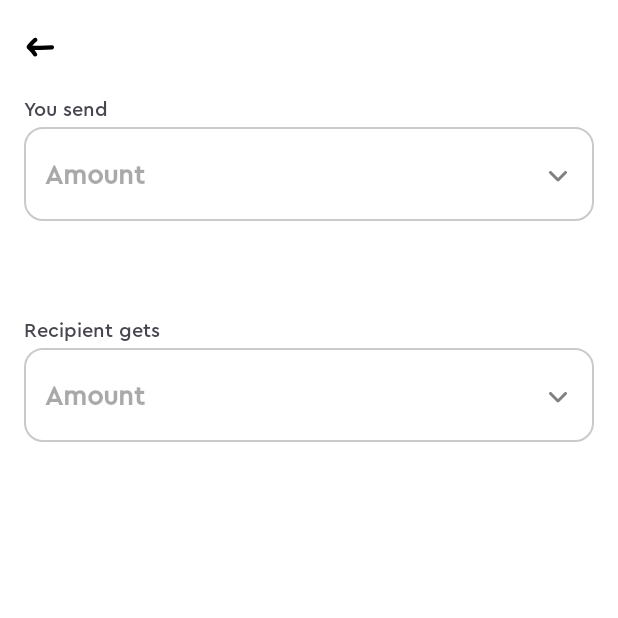
After one commit to judahben149/FourthWall, an Android app: the OfferingsFragment screen opened through its navigation route, on a phone screen of 412 x 824 dp, the top half of it. The commit adds this screen. Run offline under Robolectric (Android 15) with nearby library versions, the phone set to English and light mode, and no system bars; our stand-ins replace Dagger/Hilt's generated code; libraries missing offline, so code that uses them is left out: tbdex.sdk.protocol; 5 statements that could not run were skipped.

Commit message:
Wrote code and added functionality to fetch offerings from PFIs

```diff
--- /dev/null
+++ b/app/src/main/java/com/judahben149/fourthwall/data/repository/OfferingsRepository.kt
@@ -0,0 +1,13 @@
+package com.judahben149.fourthwall.data.repository
+
+import com.judahben149.fourthwall.domain.models.PfiData
+import tbdex.sdk.httpclient.TbdexHttpClient
+import tbdex.sdk.protocol.models.Offering
+import javax.inject.Inject
+
+class  OfferingsRepository @Inject constructor() {
+
+    suspend fun getPfiOfferings(pfiData: PfiData): List<Offering> {
+        return TbdexHttpClient.getOfferings(pfiData.pfiDid)
+    }
+}
--- a/app/src/main/java/com/judahben149/fourthwall/di/module/UseCaseModule.kt
+++ b/app/src/main/java/com/judahben149/fourthwall/di/module/UseCaseModule.kt
@@ -1,11 +1,13 @@
 package com.judahben149.fourthwall.di.module
 
 import com.judahben149.fourthwall.data.repository.CredentialsRepository
+import com.judahben149.fourthwall.data.repository.OfferingsRepository
 import com.judahben149.fourthwall.data.repository.OrderRepository
 import com.judahben149.fourthwall.data.repository.UserAccountRepository
 import com.judahben149.fourthwall.domain.usecase.orders.GetAllOrdersUseCase
 import com.judahben149.fourthwall.domain.usecase.user.GetKccUseCase
 import com.judahben149.fourthwall.domain.usecase.orders.InsertOrdersUseCase
+import com.judahben149.fourthwall.domain.usecase.pfi.GetPfiOfferingsUseCase
 import com.judahben149.fourthwall.domain.usecase.user.InsertUserWithCurrencyAccountsUseCase
 import dagger.Module
 import dagger.Provides
@@ -42,4 +44,12 @@ object UseCaseModule {
     ): InsertUserWithCurrencyAccountsUseCase {
         return InsertUserWithCurrencyAccountsUseCase(userAccountRepository)
     }
+
+    @Provides
+    @Singleton
+    fun providesGetPfiOfferingsUseCase(
+        offeringsRepository: OfferingsRepository
+    ): GetPfiOfferingsUseCase {
+        return GetPfiOfferingsUseCase(offeringsRepository)
+    }
 }
--- /dev/null
+++ b/app/src/main/java/com/judahben149/fourthwall/domain/usecase/pfi/GetPfiOfferingsUseCase.kt
@@ -0,0 +1,13 @@
+package com.judahben149.fourthwall.domain.usecase.pfi
+
+import com.judahben149.fourthwall.data.repository.OfferingsRepository
+import com.judahben149.fourthwall.domain.models.PfiData
+import tbdex.sdk.protocol.models.Offering
+import javax.inject.Inject
+
+class GetPfiOfferingsUseCase @Inject constructor(private val offeringsRepository: OfferingsRepository) {
+
+    suspend operator fun invoke(pfiData: PfiData): List<Offering> {
+        return offeringsRepository.getPfiOfferings(pfiData)
+    }
+}
--- a/app/src/main/java/com/judahben149/fourthwall/presentation/HomeFragment.kt
+++ b/app/src/main/java/com/judahben149/fourthwall/presentation/HomeFragment.kt
@@ -7,6 +7,7 @@ import android.view.View
 import android.view.ViewGroup
 import androidx.fragment.app.Fragment
 import androidx.navigation.fragment.findNavController
+import com.judahben149.fourthwall.R
 import com.judahben149.fourthwall.databinding.FragmentHomeBinding
 import com.judahben149.fourthwall.domain.SessionManager
 import com.judahben149.fourthwall.presentation.onboarding.OnboardingActivity
@@ -35,13 +36,17 @@ class HomeFragment : Fragment() {
     override fun onCreateView(
         inflater: LayoutInflater, container: ViewGroup?,
         savedInstanceState: Bundle?
-    ): View? {
+    ): View {
         _binding = FragmentHomeBinding.inflate(inflater, container, false)
         return binding.root
     }
 
     override fun onViewCreated(view: View, savedInstanceState: Bundle?) {
         super.onViewCreated(view, savedInstanceState)
+
+        binding.btnSeeOfferings.setOnClickListener {
+            navController.navigate(R.id.action_homeFragment_to_offeringsFragment)
+        }
     }
 
     override fun onDestroy() {
--- a/app/src/main/java/com/judahben149/fourthwall/presentation/exchange/ExchangeFragment.kt
+++ /dev/null
@@ -1,21 +0,0 @@
-package com.judahben149.fourthwall.presentation.exchange
-
-import android.os.Bundle
-import androidx.fragment.app.Fragment
-import android.view.LayoutInflater
-import android.view.View
-import android.view.ViewGroup
-import com.judahben149.fourthwall.R
-import dagger.hilt.android.AndroidEntryPoint
-
-@AndroidEntryPoint
-class ExchangeFragment : Fragment() {
-
-    override fun onCreateView(
-        inflater: LayoutInflater, container: ViewGroup?,
-        savedInstanceState: Bundle?
-    ): View? {
-        // Inflate the layout for this fragment
-        return inflater.inflate(R.layout.fragment_exchange, container, false)
-    }
-}
--- /dev/null
+++ b/app/src/main/java/com/judahben149/fourthwall/presentation/exchange/OfferingsFragment.kt
@@ -0,0 +1,72 @@
+package com.judahben149.fourthwall.presentation.exchange
+
+import android.os.Bundle
+import android.util.Log
+import android.view.LayoutInflater
+import android.view.View
+import android.view.ViewGroup
+import androidx.fragment.app.Fragment
+import androidx.fragment.app.viewModels
+import androidx.lifecycle.Lifecycle
+import androidx.lifecycle.lifecycleScope
+import androidx.lifecycle.repeatOnLifecycle
+import androidx.navigation.fragment.findNavController
+import com.judahben149.fourthwall.databinding.FragmentOfferingsBinding
+import com.judahben149.fourthwall.utils.views.disable
+import com.judahben149.fourthwall.utils.views.enable
+import com.judahben149.fourthwall.utils.views.showSnack
+import dagger.hilt.android.AndroidEntryPoint
+import kotlinx.coroutines.launch
+
+@AndroidEntryPoint
+class OfferingsFragment : Fragment() {
+
+    private var _binding: FragmentOfferingsBinding? = null
+    private val binding get() = _binding!!
+
+    private val viewModel: OfferingsViewModel by viewModels()
+    private val navController by lazy { findNavController() }
+
+    override fun onCreateView(
+        inflater: LayoutInflater, container: ViewGroup?,
+        savedInstanceState: Bundle?
+    ): View {
+        _binding = FragmentOfferingsBinding.inflate(inflater, container, false)
+        return binding.root
+    }
+
+    override fun onViewCreated(view: View, savedInstanceState: Bundle?) {
+        super.onViewCreated(view, savedInstanceState)
+        observeState()
+    }
+
+    private fun observeState() {
+        lifecycleScope.launch {
+            repeatOnLifecycle(Lifecycle.State.STARTED) {
+                viewModel.offeringsState.collect { state ->
+
+                    when(state) {
+                        is OfferingsState.Loading -> {
+                            binding.btnContinue.disable(resources, binding.progressBar)
+                        }
+
+                        is OfferingsState.Error -> {
+                            binding.btnContinue.disable(resources, binding.progressBar)
+                            showSnack(state.message, binding.root)
+                        }
+
+                        is OfferingsState.Success -> {
+                            Log.d("TAGTAG", state.offerings.toString())
+                            binding.btnContinue.enable(resources, binding.progressBar)
+                        }
+                    }
+                }
+            }
+        }
+    }
+
+    override fun onDestroy() {
+        super.onDestroy()
+        _binding = null
+    }
+}
--- /dev/null
+++ b/app/src/main/java/com/judahben149/fourthwall/presentation/exchange/OfferingsViewModel.kt
@@ -0,0 +1,60 @@
+package com.judahben149.fourthwall.presentation.exchange
+
+import androidx.lifecycle.ViewModel
+import androidx.lifecycle.viewModelScope
+import com.judahben149.fourthwall.domain.usecase.pfi.GetPfiDataUseCase
+import com.judahben149.fourthwall.domain.usecase.pfi.GetPfiOfferingsUseCase
+import dagger.hilt.android.lifecycle.HiltViewModel
+import kotlinx.coroutines.Dispatchers
+import kotlinx.coroutines.async
+import kotlinx.coroutines.awaitAll
+import kotlinx.coroutines.flow.MutableStateFlow
+import kotlinx.coroutines.flow.StateFlow
+import kotlinx.coroutines.flow.update
+import kotlinx.coroutines.launch
+import tbdex.sdk.protocol.models.Offering
+import javax.inject.Inject
+
+@HiltViewModel
+class OfferingsViewModel @Inject constructor(
+    private val getPfiDataUseCase: GetPfiDataUseCase,
+    private val getPfiOfferingsUseCase: GetPfiOfferingsUseCase
+) : ViewModel() {
+
+    private val _offeringsState = MutableStateFlow<OfferingsState>(OfferingsState.Loading)
+    val offeringsState: StateFlow<OfferingsState> = _offeringsState
+
+    init {
+        getPfiOfferings()
+    }
+
+    private fun getPfiOfferings() {
+        viewModelScope.launch(Dispatchers.IO) {
+            try {
+                _offeringsState.update { OfferingsState.Loading }
+
+                val pfiData = getPfiDataUseCase()
+
+                val offeringsList = pfiData.map { pfi ->
+                    async {
+                        getPfiOfferingsUseCase(pfi)
+                    }
+                }.awaitAll()
+
+                _offeringsState.update { OfferingsState.Success(offeringsList.flatten()) }
+
+            } catch (ex: Exception) {
+                _offeringsState.update { OfferingsState.Error(ex.message ?: "An error occurred") }
+            }
+        }
+    }
+
+
+}
+
+
+sealed class OfferingsState {
+    data object Loading : OfferingsState()
+    data class Success(val offerings: List<Offering>) : OfferingsState()
+    data class Error(val message: String) : OfferingsState()
+}
--- a/app/src/main/res/layout/bottomsheet_layout_registration.xml
+++ b/app/src/main/res/layout/bottomsheet_layout_registration.xml
@@ -19,7 +19,8 @@
             android:layout_marginTop="8dp"
             android:layout_gravity="center_horizontal"
             android:alpha="0.5"
-            android:src="@drawable/ic_line" />
+            android:src="@drawable/ic_line"
+            android:contentDescription="@string/bottom_sheet_drag_handle" />
 
 
         <com.google.android.material.textview.MaterialTextView
@@ -39,7 +40,7 @@
             android:layout_height="wrap_content"
             android:layout_marginTop="24dp"
             android:fontFamily="@font/cera_pro_medium"
-            android:text="I understand, and accept"
+            android:text="@string/i_understand_and_accept"
             android:textColor="@color/shaded_base_purple" />
 
 
@@ -59,7 +60,7 @@
                 android:layout_height="match_parent"
                 android:backgroundTint="@color/primaryBtnBackgroundTint"
                 android:fontFamily="@font/cera_pro_medium"
-                android:text="Get Credentials"
+                android:text="@string/get_credentials"
                 android:textColor="@color/primaryBtnTextOnBackground"
                 android:textSize="16sp" />
 
--- a/app/src/main/res/layout/fragment_exchange.xml
+++ /dev/null
@@ -1,14 +0,0 @@
-<?xml version="1.0" encoding="utf-8"?>
-<FrameLayout xmlns:android="http://schemas.android.com/apk/res/android"
-    xmlns:tools="http://schemas.android.com/tools"
-    android:layout_width="match_parent"
-    android:layout_height="match_parent"
-    tools:context=".presentation.exchange.ExchangeFragment">
-
-    <!-- TODO: Update blank fragment layout -->
-    <TextView
-        android:layout_width="match_parent"
-        android:layout_height="match_parent"
-        android:text="@string/hello_blank_fragment" />
-
-</FrameLayout>
--- a/app/src/main/res/layout/fragment_home.xml
+++ b/app/src/main/res/layout/fragment_home.xml
@@ -22,23 +22,14 @@
         app:layout_constraintTop_toTopOf="parent" />
 
     <Button
-        android:id="@+id/insert"
+        android:id="@+id/btn_see_offerings"
         android:layout_width="wrap_content"
         android:layout_height="wrap_content"
         android:layout_marginTop="16dp"
-        android:text="Insert"
+        android:text="Send money"
         app:layout_constraintEnd_toEndOf="parent"
         app:layout_constraintStart_toStartOf="parent"
         app:layout_constraintTop_toBottomOf="@+id/tv_headline" />
-
-    <Button
-        android:id="@+id/update"
-        android:layout_width="wrap_content"
-        android:layout_height="wrap_content"
-        android:text="Update"
-        app:layout_constraintEnd_toEndOf="@+id/insert"
-        app:layout_constraintStart_toStartOf="@+id/insert"
-        app:layout_constraintTop_toBottomOf="@+id/insert" />
 
     <TextView
         android:id="@+id/tv_show"
--- /dev/null
+++ b/app/src/main/res/layout/fragment_offerings.xml
@@ -0,0 +1,217 @@
+<?xml version="1.0" encoding="utf-8"?>
+<androidx.constraintlayout.widget.ConstraintLayout xmlns:android="http://schemas.android.com/apk/res/android"
+    xmlns:app="http://schemas.android.com/apk/res-auto"
+    xmlns:tools="http://schemas.android.com/tools"
+    android:layout_width="match_parent"
+    android:layout_height="match_parent"
+    android:background="@color/layoutBackground"
+    tools:context=".presentation.exchange.OfferingsFragment">
+
+    <com.google.android.material.appbar.MaterialToolbar
+        android:id="@+id/tool_bar"
+        android:layout_width="match_parent"
+        android:layout_height="wrap_content"
+        app:layout_constraintEnd_toEndOf="parent"
+        app:layout_constraintStart_toStartOf="parent"
+        app:layout_constraintTop_toTopOf="parent"
+        app:navigationIcon="@drawable/ic_back_icon"
+        app:navigationIconTint="@color/textOnBackground">
+
+        <TextView
+            android:id="@+id/toolbar_title"
+            android:layout_width="wrap_content"
+            android:layout_height="wrap_content"
+            android:layout_gravity="center"
+            android:fontFamily="@font/cera_pro_medium"
+            android:textColor="@color/textOnBackground"
+            android:textSize="20sp" />
+    </com.google.android.material.appbar.MaterialToolbar>
+
+    <ScrollView
+        android:layout_width="match_parent"
+        android:layout_height="0dp"
+        app:layout_constraintTop_toBottomOf="@id/tool_bar">
+
+        <LinearLayout
+            android:layout_width="match_parent"
+            android:layout_height="wrap_content"
+            android:layout_marginHorizontal="16dp"
+            android:orientation="vertical">
+
+            <com.google.android.material.textview.MaterialTextView
+                android:layout_width="wrap_content"
+                android:layout_height="wrap_content"
+                android:fontFamily="@font/cera_pro_medium"
+                android:text="@string/you_send"
+                android:textSize="13sp" />
+
+            <LinearLayout
+                android:id="@+id/layout_pay_out"
+                android:layout_width="match_parent"
+                android:layout_height="wrap_content"
+                android:layout_marginTop="4dp"
+                android:background="@drawable/outlined_box_background"
+                android:clickable="true"
+                android:focusable="true"
+                android:orientation="horizontal"
+                app:layout_constraintTop_toBottomOf="@id/layout_name">
+
+                <EditText
+                    android:id="@+id/tv_pay_out"
+                    android:layout_width="0dp"
+                    android:layout_height="wrap_content"
+                    android:layout_gravity="center_vertical|center"
+                    android:layout_marginStart="-6dp"
+                    android:layout_weight="1"
+                    android:background="@null"
+                    android:fontFamily="@font/cera_pro_medium"
+                    android:hint="@string/amount"
+                    android:importantForAutofill="no"
+                    android:inputType="numberDecimal"
+                    android:padding="16dp"
+                    android:textColor="@color/textOnBackground"
+                    android:textSize="18sp"
+                    android:textStyle="bold" />
+
+                <com.google.android.material.textview.MaterialTextView
+                    android:id="@+id/tv_currency_pay_out"
+                    android:layout_width="wrap_content"
+                    android:layout_height="wrap_content"
+                    android:layout_marginStart="12dp"
+                    android:textSize="16sp"
+                    android:fontFamily="@font/cera_pro_bold"
+                    android:layout_gravity="center_vertical"
+                    tools:text="USD"
+                    />
+
+                <ImageView
+                    android:id="@+id/iv_select_pay_out_currency"
+                    android:layout_width="36dp"
+                    android:layout_height="36dp"
+                    android:layout_gravity="center_vertical"
+                    android:alpha="0.5"
+                    android:contentDescription="@string/drop_down_arrow_icon"
+                    android:paddingStart="2dp"
+                    android:paddingTop="6dp"
+                    android:paddingEnd="6dp"
+                    android:paddingBottom="6dp"
+                    android:layout_marginTop="2dp"
+                    android:src="@drawable/ic_dropdown_arrow"
+                    app:tint="@color/textOnBackground" />
+            </LinearLayout>
+
+
+            <com.google.android.material.textview.MaterialTextView
+                android:layout_width="wrap_content"
+                android:layout_height="wrap_content"
+                android:layout_marginTop="64dp"
+                android:fontFamily="@font/cera_pro_medium"
+                android:text="@string/recipient_gets"
+                android:textSize="13sp" />
+
+            <LinearLayout
+                android:id="@+id/layout_pay_in"
+                android:layout_width="match_parent"
+                android:layout_height="wrap_content"
+                android:layout_marginTop="4dp"
+                android:background="@drawable/outlined_box_background"
+                android:clickable="true"
+                android:focusable="true"
+                android:orientation="horizontal"
+                app:layout_constraintTop_toBottomOf="@id/layout_name">
+
+                <EditText
+                    android:id="@+id/tv_pay_in"
+                    android:layout_width="0dp"
+                    android:layout_height="wrap_content"
+                    android:layout_gravity="center_vertical|center"
+                    android:layout_marginStart="-6dp"
+                    android:layout_weight="1"
+                    android:background="@null"
+                    android:fontFamily="@font/cera_pro_medium"
+                    android:hint="@string/amount"
+                    android:importantForAutofill="no"
+                    android:inputType="numberDecimal"
+                    android:padding="16dp"
+                    android:textColor="@color/textOnBackground"
+                    android:textSize="18sp"
+                    android:textStyle="bold" />
+
+                <com.google.android.material.textview.MaterialTextView
+                    android:id="@+id/tv_currency_pay_in"
+                    android:layout_width="wrap_content"
+                    android:layout_height="wrap_content"
+                    android:layout_marginStart="12dp"
+                    android:textSize="16sp"
+                    android:fontFamily="@font/cera_pro_bold"
+                    android:layout_gravity="center_vertical"
+                    tools:text="USD"
+                    />
+
+                <ImageView
+                    android:id="@+id/iv_select_pay_in_currency"
+                    android:layout_width="36dp"
+                    android:layout_height="36dp"
+                    android:layout_gravity="center_vertical"
+                    android:alpha="0.5"
+                    android:contentDescription="@string/drop_down_arrow_icon"
+                    android:paddingStart="2dp"
+                    android:paddingTop="6dp"
+                    android:paddingEnd="6dp"
+                    android:paddingBottom="6dp"
+                    android:layout_marginTop="2dp"
+                    android:src="@drawable/ic_dropdown_arrow"
+                    app:tint="@color/textOnBackground" />
+
+            </LinearLayout>
+        </LinearLayout>
+
+    </ScrollView>
+
+
+    <LinearLayout
+        android:id="@+id/layout_bottom_btn_bg"
+        android:layout_width="match_parent"
+        android:layout_height="wrap_content"
+        android:layout_marginTop="4dp"
+        android:baselineAligned="false"
+        android:clickable="true"
+        android:focusable="true"
+        android:orientation="horizontal"
+        app:layout_constraintBottom_toBottomOf="parent">
+
+
+        <RelativeLayout
+            android:layout_width="0dp"
+            android:layout_height="64dp"
+            android:layout_marginTop="8dp"
+            android:layout_marginHorizontal="48dp"
+            android:layout_marginBottom="16dp"
+            android:layout_weight="1"
+            app:layout_constraintBottom_toBottomOf="parent"
+            app:layout_constraintEnd_toEndOf="parent"
+            app:layout_constraintStart_toStartOf="parent">
+
+            <com.google.android.material.button.MaterialButton
+                android:id="@+id/btn_continue"
+                android:layout_width="match_parent"
+                android:layout_height="match_parent"
+                android:backgroundTint="@color/primaryBtnBackgroundTint"
+                android:fontFamily="@font/cera_pro_medium"
+                android:text="@string/text_continue"
+                android:textColor="@color/primaryBtnTextOnBackground"
+                android:textSize="18sp" />
+
+            <com.google.android.material.progressindicator.CircularProgressIndicator
+                android:id="@+id/progress_bar"
+                android:layout_width="16dp"
+                android:layout_height="16dp"
+                android:layout_centerInParent="true"
+                android:indeterminate="true"
+                android:visibility="invisible"
+                app:indicatorColor="@color/white"
+                app:indicatorSize="24dp" />
+        </RelativeLayout>
+    </LinearLayout>
+
+</androidx.constraintlayout.widget.ConstraintLayout>
--- a/app/src/main/res/navigation/main_nav.xml
+++ b/app/src/main/res/navigation/main_nav.xml
@@ -9,7 +9,11 @@
         android:id="@+id/homeFragment"
         android:name="com.judahben149.fourthwall.presentation.HomeFragment"
         android:label="fragment_home"
-        tools:layout="@layout/fragment_home" />
+        tools:layout="@layout/fragment_home" >
+        <action
+            android:id="@+id/action_homeFragment_to_offeringsFragment"
+            app:destination="@id/offeringsFragment" />
+    </fragment>
 
     <fragment
         android:id="@+id/dashboardFragment"
@@ -21,4 +25,13 @@
         android:name="com.judahben149.fourthwall.presentation.orders.OrdersFragment"
         android:label="fragment_orders"
         tools:layout="@layout/fragment_orders" />
+    <fragment
+        android:id="@+id/offeringsFragment"
+        android:name="com.judahben149.fourthwall.presentation.exchange.OfferingsFragment"
+        android:label="fragment_offerings"
+        tools:layout="@layout/fragment_offerings" >
+        <action
+            android:id="@+id/action_offeringsFragment_to_homeFragment"
+            app:destination="@id/homeFragment" />
+    </fragment>
 </navigation>
```
